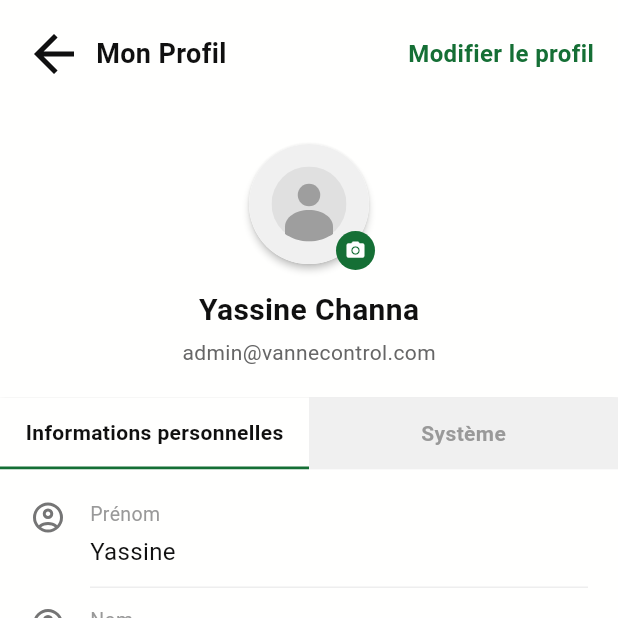
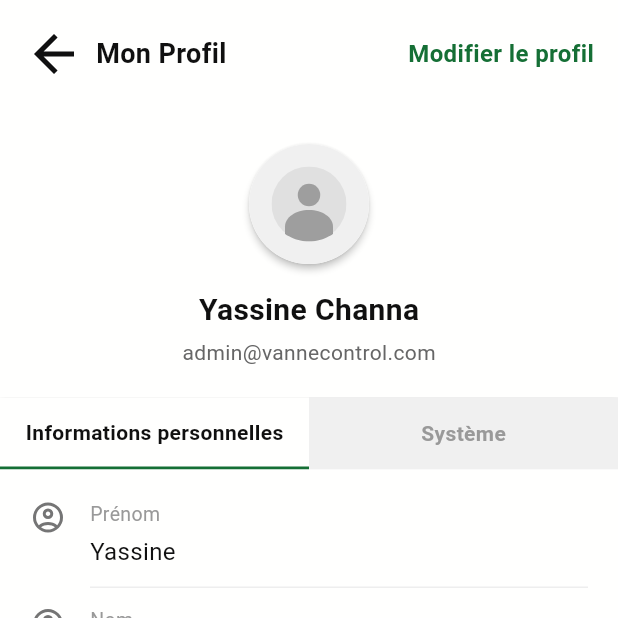
Before and after one commit to YassineKaibi/VanneControl-Flutter, a Flutter app: the ProfileScreen screen opened by its route, on a phone screen of 412 x 824 dp, the top half of it. Run offline on Flutter 3.47's test engine with Material 3 defaults, Android fonts, the phone set to English and light mode, and no system bars; our stand-ins replace dio, flutter_riverpod, flutter_secure_storage, flutter_svg, image_picker; accounts and stored records are empty.

Commit message:
Move photo pick to edit profile screen; profile shows saved photo only - Edit profile: tap avatar or 'Change photo' text opens camera/gallery sheet - Profile: displays saved avatar read-only, reloads on return from edit

```diff
--- a/lib/screens/profile_screen.dart
+++ b/lib/screens/profile_screen.dart
@@ -2,8 +2,6 @@ import 'dart:io';
 import 'package:flutter/material.dart';
 import 'package:flutter_svg/flutter_svg.dart';
 import 'package:flutter_secure_storage/flutter_secure_storage.dart';
-import 'package:image_picker/image_picker.dart';
-import 'package:path_provider/path_provider.dart';
 import 'package:vanne_control_flutter/l10n/app_localizations.dart';
 import '../theme/app_theme.dart';
 import '../providers/auth_provider.dart';
@@ -19,7 +17,6 @@ class _ProfileScreenState extends State<ProfileScreen> {
   int _selectedTab = 0;
   String? _avatarPath;
   final _storage = const FlutterSecureStorage();
-  final _picker = ImagePicker();
 
   @override
   void initState() {
@@ -32,50 +29,6 @@ class _ProfileScreenState extends State<ProfileScreen> {
     if (path != null && File(path).existsSync()) {
       setState(() => _avatarPath = path);
     }
-  }
-
-  Future<void> _pickImage(ImageSource source) async {
-    final picked = await _picker.pickImage(source: source, imageQuality: 80);
-    if (picked == null) return;
-    final dir = await getApplicationDocumentsDirectory();
-    final dest = '${dir.path}/avatar.jpg';
-    await File(picked.path).copy(dest);
-    await _storage.write(key: 'avatar_path', value: dest);
-    if (mounted) setState(() => _avatarPath = dest);
-  }
-
-  void _showImageSourceSheet() {
-    showModalBottomSheet(
-      context: context,
-      shape: const RoundedRectangleBorder(
-        borderRadius: BorderRadius.vertical(top: Radius.circular(20)),
-      ),
-      builder: (_) => SafeArea(
-        child: Column(
-          mainAxisSize: MainAxisSize.min,
-          children: [
-            const SizedBox(height: 8),
-            ListTile(
-              leading: const Icon(Icons.camera_alt, color: AppColors.primaryGreen),
-              title: const Text('Prendre une photo'),
-              onTap: () {
-                Navigator.pop(context);
-                _pickImage(ImageSource.camera);
-              },
-            ),
-            ListTile(
-              leading: const Icon(Icons.photo_library, color: AppColors.primaryGreen),
-              title: const Text('Choisir depuis la galerie'),
-              onTap: () {
-                Navigator.pop(context);
-                _pickImage(ImageSource.gallery);
-              },
-            ),
-            const SizedBox(height: 8),
-          ],
-        ),
-      ),
-    );
   }
 
   @override
@@ -121,8 +74,8 @@ class _ProfileScreenState extends State<ProfileScreen> {
                     ),
                   ),
                   GestureDetector(
-                    onTap: () =>
-                        Navigator.pushNamed(context, '/edit-profile'),
+                    onTap: () => Navigator.pushNamed(context, '/edit-profile')
+                        .then((_) => _loadAvatar()),
                     child: Text(
                       l10n.editProfile,
                       style: const TextStyle(
@@ -152,10 +105,6 @@ class _ProfileScreenState extends State<ProfileScreen> {
                           child: Column(
                             children: [
                               // Avatar
-                              GestureDetector(
-                                onTap: _showImageSourceSheet,
-                                child: Stack(
-                                  children: [
                               Card(
                                 elevation: 2,
                                 shape: RoundedRectangleBorder(
@@ -174,26 +123,6 @@ class _ProfileScreenState extends State<ProfileScreen> {
                                           height: 50,
                                         )
                                       : null,
-                                      ),
-                                    ),
-                                    Positioned(
-                                      bottom: 0,
-                                      right: 0,
-                                      child: Container(
-                                        width: 26,
-                                        height: 26,
-                                        decoration: const BoxDecoration(
-                                          shape: BoxShape.circle,
-                                          color: AppColors.primaryGreen,
-                                        ),
-                                        child: const Icon(
-                                          Icons.camera_alt,
-                                          size: 14,
-                                          color: AppColors.white,
-                                        ),
-                                      ),
-                                    ),
-                                  ],
                                 ),
                               ),
                               const SizedBox(height: 12),
```
Also changed, not shown: lib/screens/edit_profile_screen.dart (+98 -21 lines). Lines whose indentation alone changed are shown as unchanged.
